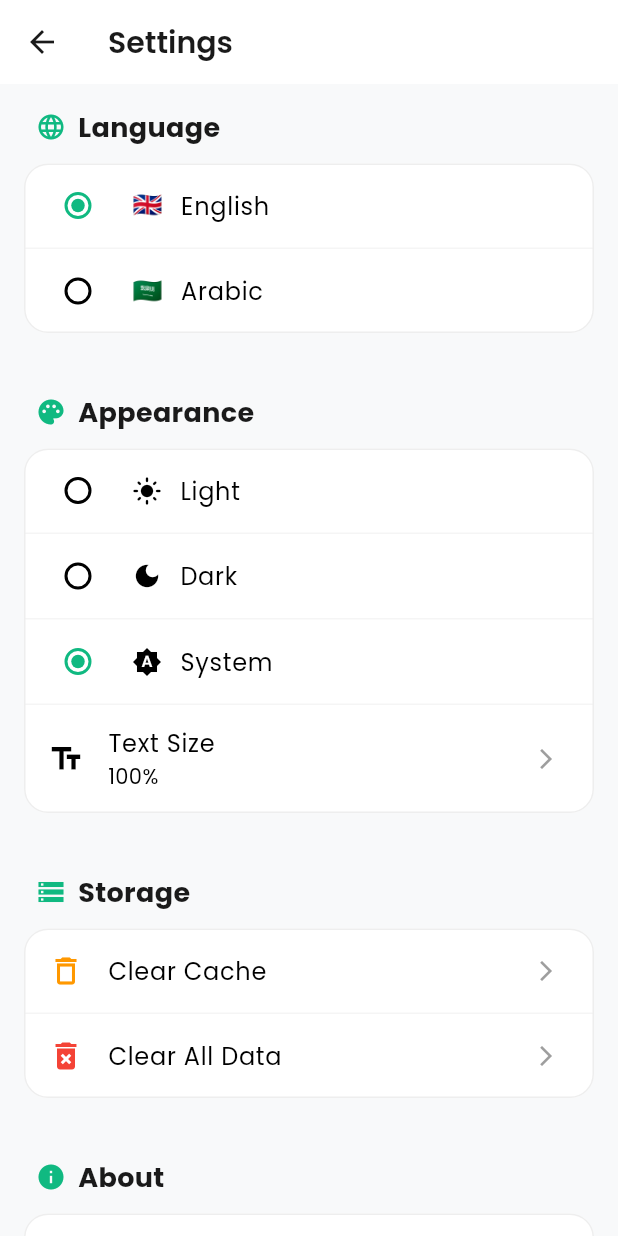
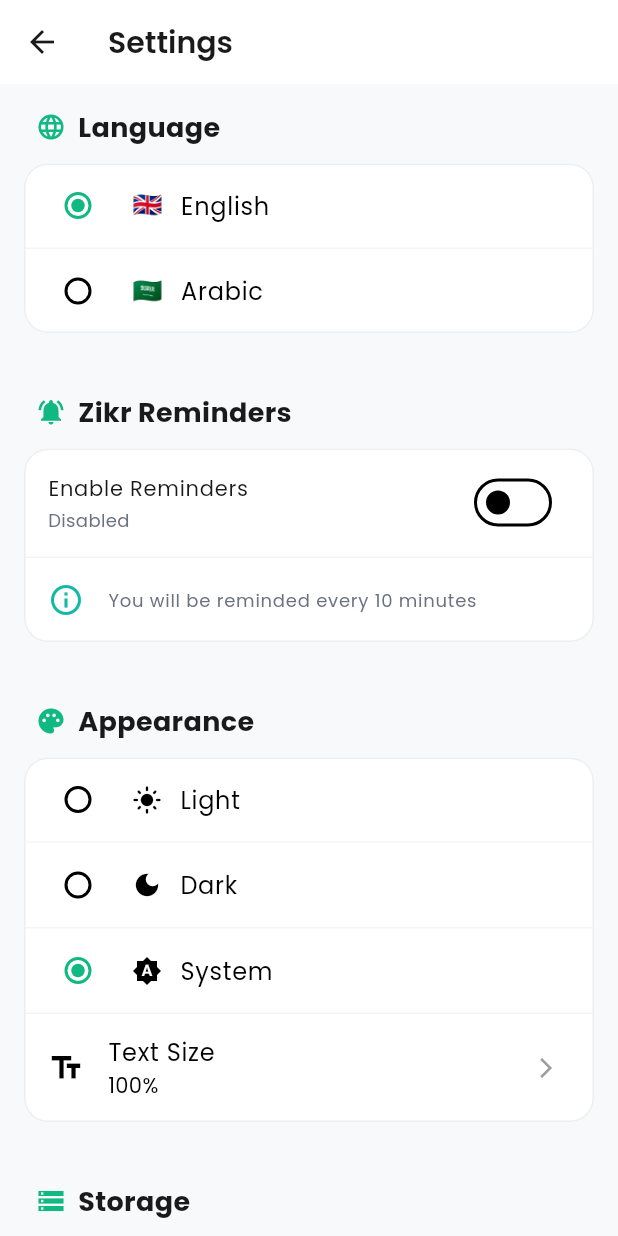
Before and after one commit to khaledebied/bling_azkar, a Flutter app: the SettingsScreen screen opened directly, on a phone screen of 412 x 824 dp. Run offline on Flutter 3.47's test engine with Material 3 defaults, Android fonts, the phone set to English and light mode, and no system bars; our stand-ins replace dio, flutter_local_notifications, flutter_riverpod, freezed_annotation, geolocator, google_fonts and 8 more; missing offline and left inert: audio_session, flutter_qiblah, quran_library; accounts and stored records are empty; statements that could not run were skipped.

Commit message:
feat: Integrate permission_handler package and implement notification reminders in SettingsScreen, enhancing user experience with customizable reminder options and improved notification management.

```diff
--- a/lib/src/presentation/screens/settings_screen.dart
+++ b/lib/src/presentation/screens/settings_screen.dart
@@ -5,6 +5,7 @@ import '../../utils/theme_extensions.dart';
 import '../../utils/localizations.dart';
 import '../../utils/app_state_provider.dart';
 import '../../data/services/storage_service.dart';
+import '../../data/services/notification_service.dart';
 import '../../domain/models/user_preferences.dart';
 
 class SettingsScreen extends ConsumerStatefulWidget {
@@ -67,6 +68,14 @@ class _SettingsScreenState extends ConsumerState<SettingsScreen> {
             // Language Section
             _buildSectionHeader(l10n.language, Icons.language),
             _buildLanguageCard(l10n),
+            const SizedBox(height: 24),
+
+            // Zikr Reminders Section
+            _buildSectionHeader(
+              l10n.isArabic ? 'تذكير الأذكار' : 'Zikr Reminders',
+              Icons.notifications_active,
+            ),
+            _buildRemindersCard(l10n),
             const SizedBox(height: 24),
 
             // Appearance Section
@@ -165,6 +174,119 @@ class _SettingsScreenState extends ConsumerState<SettingsScreen> {
     );
   }
 
+
+  Widget _buildRemindersCard(AppLocalizations l10n) {
+    return Card(
+      margin: const EdgeInsets.symmetric(horizontal: 16),
+      elevation: 0,
+      shape: RoundedRectangleBorder(
+        borderRadius: BorderRadius.circular(16),
+        side: BorderSide(
+          color: context.isDarkMode
+              ? Colors.white.withValues(alpha: 0.1)
+              : Colors.grey.shade200,
+        ),
+      ),
+      child: Column(
+        children: [
+          SwitchListTile(
+            title: Text(
+              l10n.isArabic ? 'تفعيل التذكير' : 'Enable Reminders',
+              style: AppTheme.bodyMedium.copyWith(
+                color: context.textPrimary,
+              ),
+            ),
+            subtitle: Text(
+              _prefs.notificationsEnabled
+                  ? (l10n.isArabic ? 'مفعل - كل 10 دقائق' : 'Enabled - Every 10 minutes')
+                  : (l10n.isArabic ? 'معطل' : 'Disabled'),
+              style: AppTheme.bodySmall.copyWith(
+                color: context.textSecondary,
+              ),
+            ),
+            value: _prefs.notificationsEnabled,
+            onChanged: (value) async {
+              final notificationService = NotificationService();
+
+              if (value) {
+                // Request permissions first
+                final hasPermission = await notificationService.requestPermissions();
+                if (hasPermission) {
+                  // Start 10-minute reminders
+                  await notificationService.startPeriodicReminders();
+                  _updatePreferences(_prefs.copyWith(notificationsEnabled: value));
+
+                  if (mounted) {
+                    ScaffoldMessenger.of(context).showSnackBar(
+                      SnackBar(
+                        content: Text(
+                          l10n.isArabic
+                              ? 'تم تفعيل التذكير كل 10 دقائق ❤️'
+                              : 'Reminders enabled - Every 10 minutes ❤️',
+                        ),
+                        backgroundColor: AppTheme.primaryGreen,
+                      ),
+                    );
+                  }
+                } else {
+                  if (mounted) {
+                    ScaffoldMessenger.of(context).showSnackBar(
+                      SnackBar(
+                        content: Text(
+                          l10n.isArabic
+                              ? 'يرجى السماح بالإشعارات من إعدادات الجهاز'
+                              : 'Please enable notifications in device settings',
+                        ),
+                        backgroundColor: Colors.orange,
+                      ),
+                    );
+                  }
+                }
+              } else {
+                // Stop reminders
+                await notificationService.stopPeriodicReminders();
+                _updatePreferences(_prefs.copyWith(notificationsEnabled: value));
+
+                if (mounted) {
+                  ScaffoldMessenger.of(context).showSnackBar(
+                    SnackBar(
+                      content: Text(
+                        l10n.isArabic
+                            ? 'تم إيقاف التذكير'
+                            : 'Reminders disabled',
+                      ),
+                      backgroundColor: Colors.grey,
+                    ),
+                  );
+                }
+              }
+            },
+            activeColor: AppTheme.primaryGreen,
+          ),
+          Divider(
+            height: 1,
+            color: context.isDarkMode
+                ? Colors.grey.shade700
+                : Colors.grey.shade100,
+          ),
+          ListTile(
+            leading: Icon(
+              Icons.info_outline,
+              color: AppTheme.primaryTeal,
+            ),
+            title: Text(
+              l10n.isArabic
+                  ? 'سيتم تذكيرك بالذكر كل 10 دقائق'
+                  : 'You will be reminded every 10 minutes',
+              style: AppTheme.bodySmall.copyWith(
+                color: context.textSecondary,
+              ),
+            ),
+          ),
+        ],
+      ),
+    );
+  }
 
   Widget _buildAppearanceCard(AppLocalizations l10n) {
     final currentThemeMode = _prefs.themeMode;
--- a/lib/src/utils/theme.dart
+++ b/lib/src/utils/theme.dart
@@ -78,6 +78,13 @@ class AppTheme {
     begin: Alignment.topLeft,
     end: Alignment.bottomRight,
     colors: [Color(0xFFD4AF37), Color(0xFFFFD700)],
+  );
+
+  // Dark mode gradient
+  static const darkBackgroundGradient = LinearGradient(
+    begin: Alignment.topLeft,
+    end: Alignment.bottomRight,
+    colors: [Color(0xFF1A1A1A), Color(0xFF0F1419)],
   );
 
   // English Text Styles (Poppins)
--- a/pubspec.yaml
+++ b/pubspec.yaml
@@ -17,6 +17,7 @@ dependencies:
   # Local Notifications
   flutter_local_notifications: ^17.2.3
   timezone: ^0.9.4
+  permission_handler: ^11.3.1
 
   # Audio
   just_audio: ^0.10.5
```
Also changed, not shown: lib/main.dart (+31 -10 lines), lib/src/data/services/notification_service.dart (added, +224 -0 lines), pubspec.lock, 4 other files.
